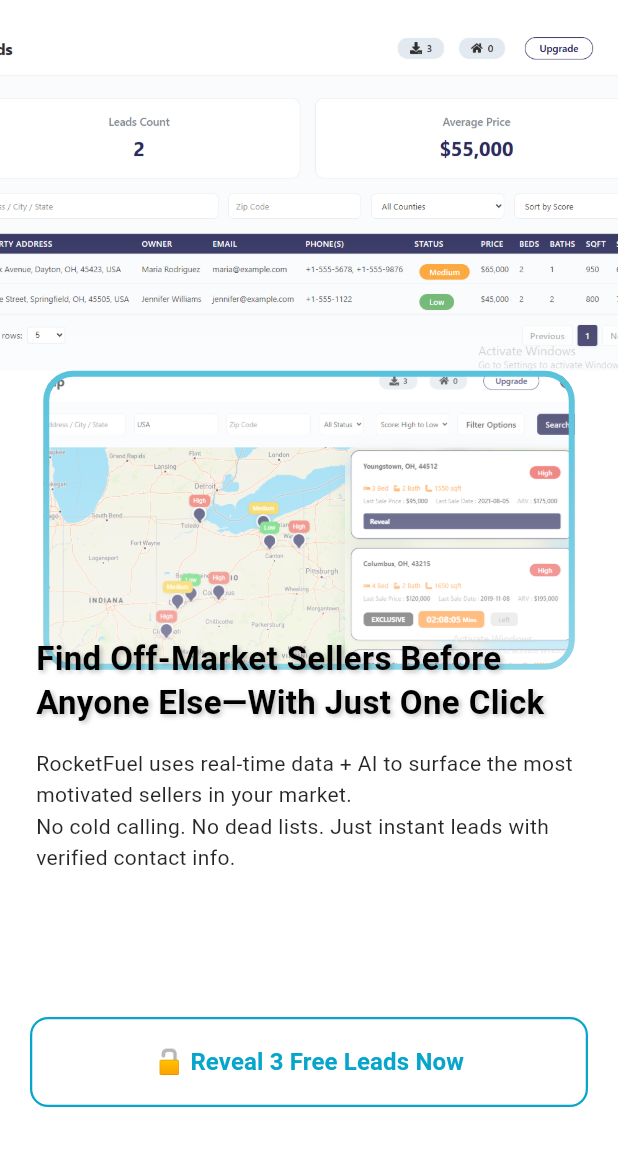
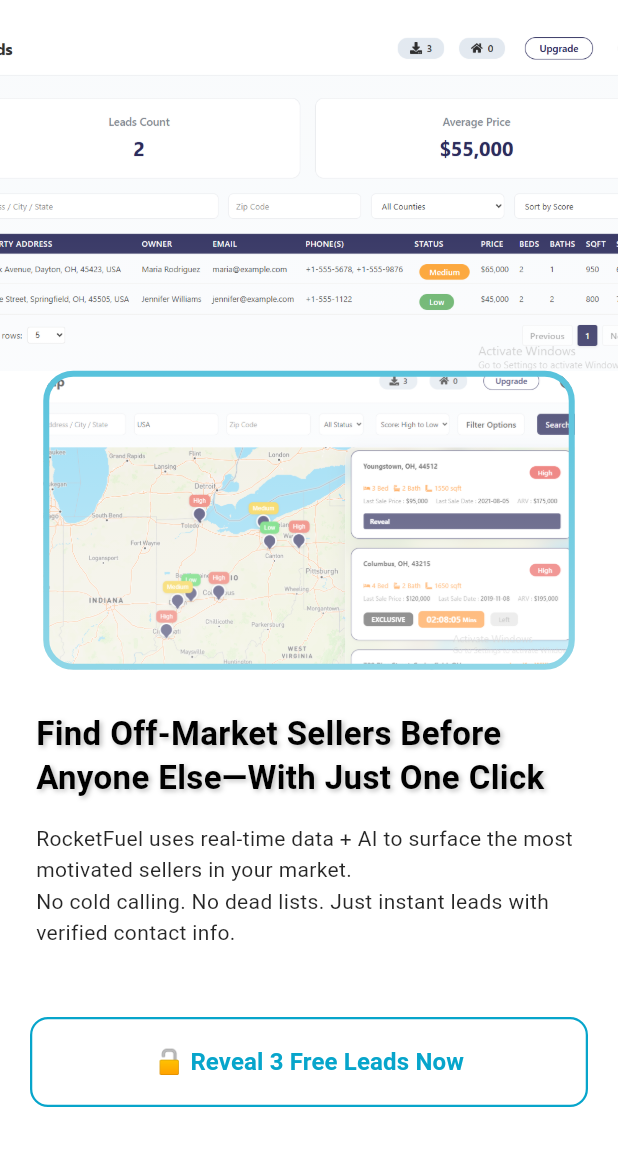
Before and after one commit to MuneebCS/propiq, a Flutter app: the screen it shows after launch, after a tap on the "more vert" icon, after a tap on "Home", on a phone screen of 412 x 824 dp, the part 84-1236 px from its top. Run offline on Flutter 3.47's test engine with Material 3 defaults, Android fonts, the phone set to English and light mode, and no system bars; our stand-ins replace image_picker; missing offline and left inert: mapbox_maps_flutter.

Commit message:
Fix Layout issues

```diff
--- a/lib/features/Home/components/hero_section.dart
+++ b/lib/features/Home/components/hero_section.dart
@@ -85,7 +85,7 @@
 
           // 🔹 Text and CTA
           Positioned(
-            bottom: 200,
+            bottom: 150,
             left: 24,
             right: 24,
             child: Column(
--- a/lib/features/Home/components/how_it_works_section.dart
+++ b/lib/features/Home/components/how_it_works_section.dart
@@ -45,7 +45,7 @@
           ),
           const SizedBox(height: 32),
 
-          AppButton(text:  '✅ Try it now—your first 3 leads are free',     onPressed: () {
+          AppButton(text:  'Try it now—your first 3 leads are free',     onPressed: () {
             Navigator.pushNamed(context, '/pricing'); // <-- make sure route is defined
           },)
         ],
```
